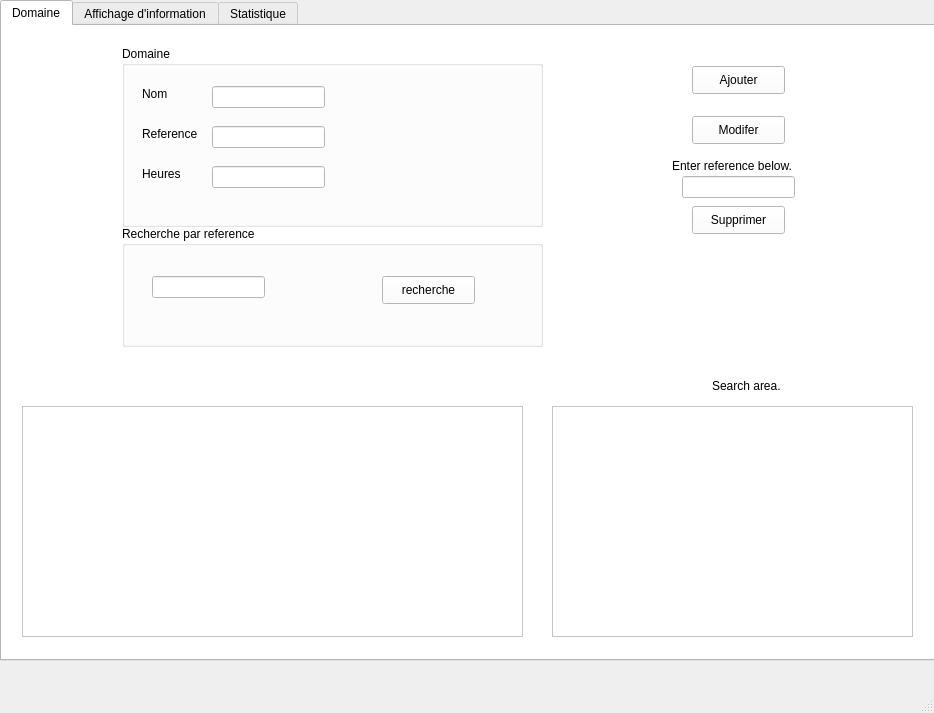
Qt form mainwindow.ui (sirineghribi/SMART_RECRUITING_2A17) before a commit.
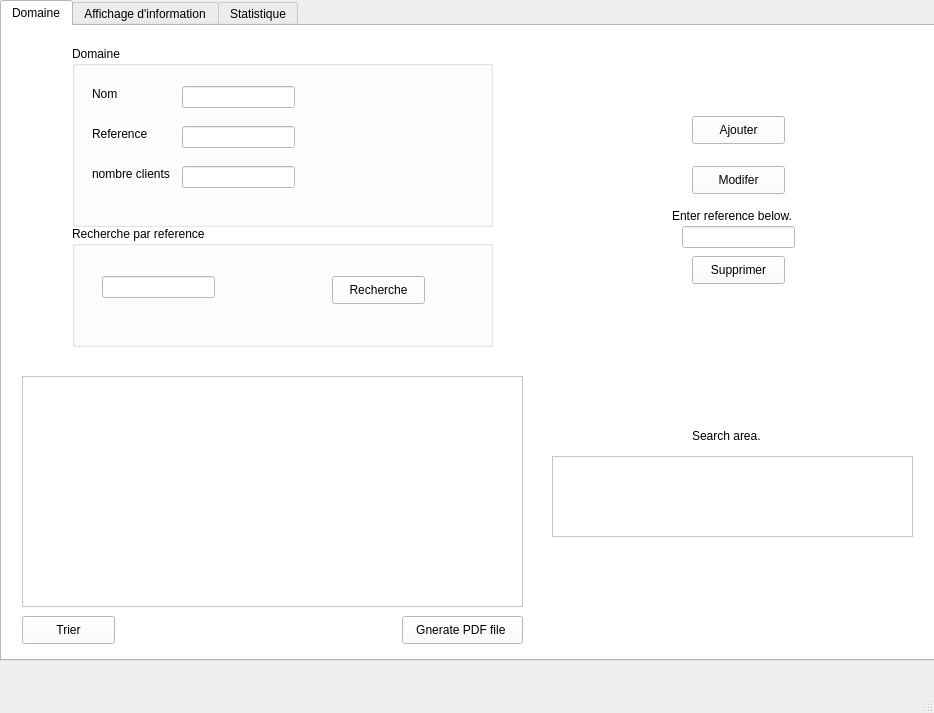
The same form after that commit. The open tabs and pages were chosen to show the change. Icons and pictures are not drawn.

Patch:
```diff
--- a/mainwindow.ui
+++ b/mainwindow.ui
@@ -484,7 +484,7 @@
      <widget class="QGroupBox" name="groupBox">
       <property name="geometry">
        <rect>
-        <x>120</x>
+        <x>70</x>
         <y>20</y>
         <width>421</width>
         <height>181</height>
@@ -524,18 +524,18 @@
         <rect>
          <x>20</x>
          <y>120</y>
-         <width>56</width>
+         <width>91</width>
          <height>16</height>
         </rect>
        </property>
        <property name="text">
-        <string>Heures</string>
+        <string>nombre clients</string>
        </property>
       </widget>
       <widget class="QLineEdit" name="le_nom">
        <property name="geometry">
         <rect>
-         <x>90</x>
+         <x>110</x>
          <y>40</y>
          <width>113</width>
          <height>22</height>
@@ -545,7 +545,7 @@
       <widget class="QLineEdit" name="la_ref">
        <property name="geometry">
         <rect>
-         <x>90</x>
+         <x>110</x>
          <y>80</y>
          <width>113</width>
          <height>22</height>
@@ -555,7 +555,7 @@
       <widget class="QLineEdit" name="les_heurs">
        <property name="geometry">
         <rect>
-         <x>90</x>
+         <x>110</x>
          <y>120</y>
          <width>113</width>
          <height>22</height>
@@ -566,7 +566,7 @@
      <widget class="QGroupBox" name="groupBox_2">
       <property name="geometry">
        <rect>
-        <x>120</x>
+        <x>70</x>
         <y>200</y>
         <width>421</width>
         <height>121</height>
@@ -595,7 +595,7 @@
         </rect>
        </property>
        <property name="text">
-        <string>recherche</string>
+        <string>Recherche</string>
        </property>
        <property name="icon">
         <iconset>
@@ -607,7 +607,7 @@
       <property name="geometry">
        <rect>
         <x>690</x>
-        <y>40</y>
+        <y>90</y>
         <width>93</width>
         <height>28</height>
        </rect>
@@ -624,7 +624,7 @@
       <property name="geometry">
        <rect>
         <x>690</x>
-        <y>90</y>
+        <y>140</y>
         <width>93</width>
         <height>28</height>
        </rect>
@@ -641,7 +641,7 @@
       <property name="geometry">
        <rect>
         <x>690</x>
-        <y>180</y>
+        <y>230</y>
         <width>93</width>
         <height>28</height>
        </rect>
@@ -658,7 +658,7 @@
       <property name="geometry">
        <rect>
         <x>670</x>
-        <y>130</y>
+        <y>180</y>
         <width>141</width>
         <height>20</height>
        </rect>
@@ -671,7 +671,7 @@
       <property name="geometry">
        <rect>
         <x>20</x>
-        <y>380</y>
+        <y>350</y>
         <width>501</width>
         <height>231</height>
        </rect>
@@ -681,7 +681,7 @@
       <property name="geometry">
        <rect>
         <x>680</x>
-        <y>150</y>
+        <y>200</y>
         <width>113</width>
         <height>22</height>
        </rect>
@@ -691,17 +691,17 @@
       <property name="geometry">
        <rect>
         <x>550</x>
-        <y>380</y>
+        <y>430</y>
         <width>361</width>
-        <height>231</height>
+        <height>81</height>
        </rect>
       </property>
      </widget>
      <widget class="QLabel" name="label_14">
       <property name="geometry">
        <rect>
-        <x>710</x>
-        <y>350</y>
+        <x>690</x>
+        <y>400</y>
         <width>71</width>
         <height>20</height>
        </rect>
@@ -710,6 +710,40 @@
        <string>Search area.</string>
       </property>
      </widget>
+     <widget class="QPushButton" name="Tri_button">
+      <property name="geometry">
+       <rect>
+        <x>20</x>
+        <y>590</y>
+        <width>93</width>
+        <height>28</height>
+       </rect>
+      </property>
+      <property name="text">
+       <string>Trier</string>
+      </property>
+      <property name="icon">
+       <iconset>
+        <normaloff>../../Downloads/690150.png</normaloff>../../Downloads/690150.png</iconset>
+      </property>
+     </widget>
+     <widget class="QPushButton" name="pdf_generate">
+      <property name="geometry">
+       <rect>
+        <x>400</x>
+        <y>590</y>
+        <width>121</width>
+        <height>28</height>
+       </rect>
+      </property>
+      <property name="text">
+       <string>Gnerate PDF file </string>
+      </property>
+      <property name="icon">
+       <iconset>
+        <normaloff>../../Downloads/690150.png</normaloff>../../Downloads/690150.png</iconset>
+      </property>
+     </widget>
     </widget>
     <widget class="QWidget" name="tab_2">
      <attribute name="title">
```
Left out of the diff: 38 changed lines with no effect on the pictures.
